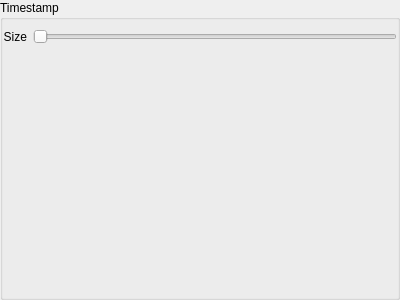
Above: client/nx_client_desktop/src/nx/client/desktop/export/widgets/timestamp_overlay_settings_widget.ui from networkoptix/nx_open before the change. Below: the same form after it.
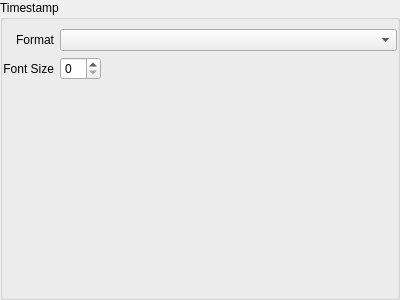
That is the form after the change.

```diff
--- a/client/nx_client_desktop/src/nx/client/desktop/export/widgets/timestamp_overlay_settings_widget.ui
+++ b/client/nx_client_desktop/src/nx/client/desktop/export/widgets/timestamp_overlay_settings_widget.ui
@@ -31,38 +31,30 @@
      <property name="flat">
       <bool>true</bool>
      </property>
-     <layout class="QVBoxLayout" name="verticalLayout_2">
+     <layout class="QGridLayout" name="gridLayout">
       <property name="leftMargin">
        <number>0</number>
       </property>
       <property name="rightMargin">
        <number>0</number>
       </property>
-      <item>
-       <layout class="QHBoxLayout" name="horizontalLayout">
-        <item>
-         <widget class="QLabel" name="sizeLabel">
-          <property name="text">
-           <string>Size</string>
-          </property>
-          <property name="alignment">
-           <set>Qt::AlignRight|Qt::AlignTrailing|Qt::AlignVCenter</set>
-          </property>
-          <property name="buddy">
-           <cstring>sizeSlider</cstring>
-          </property>
-         </widget>
-        </item>
-        <item>
-         <widget class="QSlider" name="sizeSlider">
-          <property name="orientation">
-           <enum>Qt::Horizontal</enum>
-          </property>
-         </widget>
-        </item>
-       </layout>
+      <item row="1" column="2">
+       <spacer name="horizontalSpacer">
+        <property name="orientation">
+         <enum>Qt::Horizontal</enum>
+        </property>
+        <property name="sizeHint" stdset="0">
+         <size>
+          <width>40</width>
+          <height>20</height>
+         </size>
+        </property>
+       </spacer>
       </item>
-      <item>
+      <item row="1" column="1">
+       <widget class="QSpinBox" name="fontSizeSpinBox"/>
+      </item>
+      <item row="2" column="0" colspan="3">
        <spacer name="verticalSpacer">
         <property name="orientation">
          <enum>Qt::Vertical</enum>
@@ -75,6 +67,35 @@
         </property>
        </spacer>
       </item>
+      <item row="1" column="0">
+       <widget class="QLabel" name="fontSizeLabel">
+        <property name="text">
+         <string>Font Size</string>
+        </property>
+        <property name="alignment">
+         <set>Qt::AlignRight|Qt::AlignTrailing|Qt::AlignVCenter</set>
+        </property>
+        <property name="buddy">
+         <cstring>fontSizeSpinBox</cstring>
+        </property>
+       </widget>
+      </item>
+      <item row="0" column="0">
+       <widget class="QLabel" name="formatLabel">
+        <property name="text">
+         <string>Format</string>
+        </property>
+        <property name="alignment">
+         <set>Qt::AlignRight|Qt::AlignTrailing|Qt::AlignVCenter</set>
+        </property>
+        <property name="buddy">
+         <cstring>formatComboBox</cstring>
+        </property>
+       </widget>
+      </item>
+      <item row="0" column="1" colspan="2">
+       <widget class="QComboBox" name="formatComboBox"/>
+      </item>
      </layout>
     </widget>
    </item>
```
Left out of the diff: 4 changed lines with no effect on the pictures.
